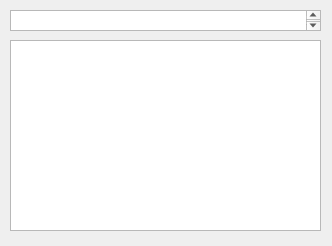
This is mainwindow.ui in Michicosun/Dictionary-search as Qt 5 draws it before an edit. The edited form follows.
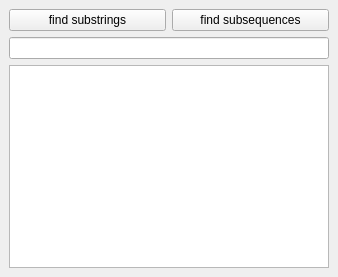
This is the edited form.

```diff
--- a/mainwindow.ui
+++ b/mainwindow.ui
@@ -6,8 +6,8 @@
    <rect>
     <x>0</x>
     <y>0</y>
-    <width>332</width>
-    <height>246</height>
+    <width>338</width>
+    <height>277</height>
    </rect>
   </property>
   <property name="sizePolicy">
@@ -16,12 +16,6 @@
     <verstretch>0</verstretch>
    </sizepolicy>
   </property>
-  <property name="maximumSize">
-   <size>
-    <width>500</width>
-    <height>500</height>
-   </size>
-  </property>
   <property name="windowTitle">
    <string>MainWindow</string>
   </property>
@@ -29,29 +23,36 @@
    <property name="layoutDirection">
     <enum>Qt::LeftToRight</enum>
    </property>
-   <widget class="QTextEdit" name="pattern">
-    <property name="geometry">
-     <rect>
-      <x>10</x>
-      <y>10</y>
-      <width>311</width>
-      <height>21</height>
-     </rect>
-    </property>
-   </widget>
+   <layout class="QVBoxLayout" name="verticalLayout">
+    <item>
+     <layout class="QHBoxLayout" name="horizontalLayout">
+      <item>
+       <widget class="QPushButton" name="substring_button">
+        <property name="text">
+         <string>find substrings</string>
+        </property>
+       </widget>
+      </item>
+      <item>
+       <widget class="QPushButton" name="subsequence_button">
+        <property name="text">
+         <string>find subsequences</string>
+        </property>
+       </widget>
+      </item>
+     </layout>
+    </item>
+    <item>
+     <widget class="QLineEdit" name="pattern"/>
+    </item>
+    <item>
    <widget class="QTextEdit" name="words_list">
-    <property name="geometry">
-     <rect>
-      <x>10</x>
-      <y>40</y>
-      <width>311</width>
-      <height>191</height>
-     </rect>
-    </property>
     <property name="textInteractionFlags">
      <set>Qt::NoTextInteraction</set>
     </property>
    </widget>
+    </item>
+   </layout>
   </widget>
  </widget>
  <resources/>
```
Lines whose indentation alone changed are shown as unchanged.
